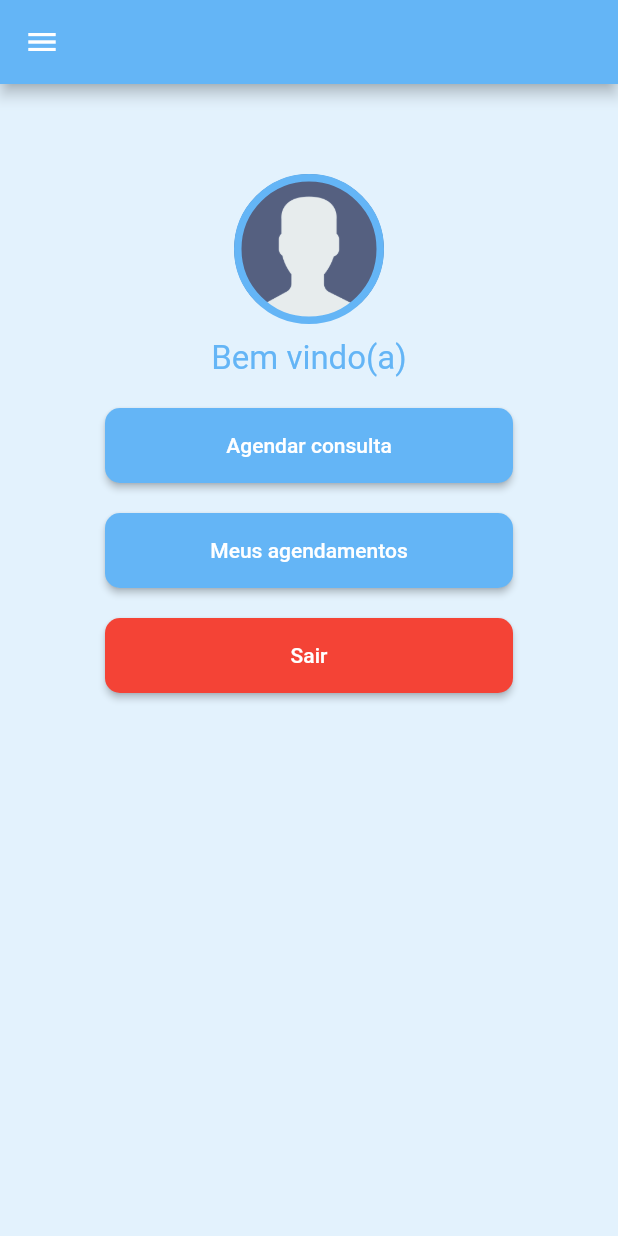
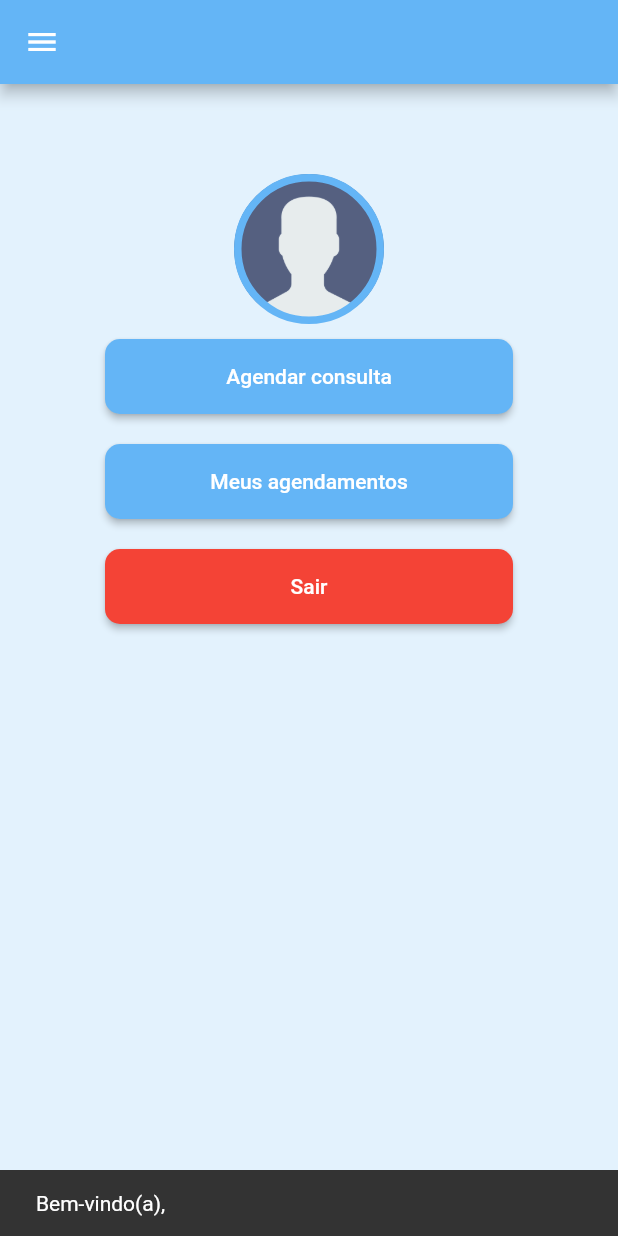
Before and after one commit to zepanzeri/app_telemedicina, a Flutter app: the TelaEspecialidades screen opened by its route, after a tap on the "menu" icon, after a tap on "Menu principal", on a phone screen of 412 x 824 dp. Run offline on Flutter 3.47's test engine with Material 2 defaults, Android fonts, the phone set to English and light mode, and no system bars; our stand-ins replace cloud_firestore, email_validator, firebase_auth, firebase_core, flutter_datetime_picker; accounts and stored records are empty; Roboto replaces fonts that are missing (Sans Serif).

Commit message:
Dosponibilização das especialidades pelo Firebase. Formatação correta da data em 24h. Cricação, listagem e exclusão implementadas completamente nos agendamentos.

```diff
--- a/lib/Model/Agendamento.dart
+++ b/lib/Model/Agendamento.dart
@@ -11,7 +11,6 @@ class Agendamento{
     this.data = mapa['data'];
   }
 
-  //Converter um OBJETO em um DOCUMENTO
   Map<String,dynamic> toJson(){
     return {
       'id': this.id,
--- a/lib/telas/TelaAgendamentos.dart
+++ b/lib/telas/TelaAgendamentos.dart
@@ -1,6 +1,7 @@
 import 'package:app_telemedicina/Model/Agendamento.dart';
 import 'package:app_telemedicina/widgets/side_drawer_widget.dart';
 import 'package:cloud_firestore/cloud_firestore.dart';
+import 'package:firebase_auth/firebase_auth.dart';
 import 'package:flutter/material.dart';
 import 'package:flutter_datetime_picker/flutter_datetime_picker.dart';
 import 'package:intl/intl.dart';
@@ -12,7 +13,8 @@ class TelaAgendamentos extends StatefulWidget {
 
 class _TelaAgendamentosState extends State<TelaAgendamentos> {
   late CollectionReference agendamentos;
-  final formatoData = new DateFormat("dd/MM/yyyy hh:mm");
+  late String idPaciente = FirebaseAuth.instance.currentUser!.uid;
+  final formatoData = new DateFormat("dd/MM/yyyy HH:mm");
 
   @override
   void initState() {
@@ -64,9 +66,7 @@ class _TelaAgendamentosState extends State<TelaAgendamentos> {
   }
 
   Widget exibirAgendamento(item, BuildContext context) {
-    //Converter um DOCUMENTO em um OBJETO
     Agendamento agendamento = Agendamento.fromJson(item.data(), item.id);
-
     return Container(
       padding: EdgeInsets.all(5),
       child: ListTile(
--- a/lib/telas/TelaCriarConta.dart
+++ b/lib/telas/TelaCriarConta.dart
@@ -1,4 +1,3 @@
-import 'package:app_telemedicina/Model/Paciente.dart';
 import 'package:app_telemedicina/widgets/app_bar_widget.dart';
 import 'package:cloud_firestore/cloud_firestore.dart';
 import 'package:email_validator/email_validator.dart';
@@ -96,7 +95,8 @@ class _TelaCriarContaState extends State<TelaCriarConta> {
                     onPressed: () {
                       if (registerFormKey.currentState!.validate()) {
                         setState(() {
-                          criarConta(this.nome.text, this.email.text, this.senha.text);
+                          criarConta(
+                              this.nome.text, this.email.text, this.senha.text);
                         });
                       }
                     },
--- a/lib/telas/TelaEspecialidades.dart
+++ b/lib/telas/TelaEspecialidades.dart
@@ -1,4 +1,5 @@
 import 'package:app_telemedicina/Model/Agendamento.dart';
+import 'package:app_telemedicina/Model/Especialidades.dart';
 import 'package:app_telemedicina/widgets/side_drawer_widget.dart';
 import 'package:cloud_firestore/cloud_firestore.dart';
 import 'package:firebase_auth/firebase_auth.dart';
@@ -6,53 +7,102 @@ import 'package:flutter/material.dart';
 import 'package:flutter_datetime_picker/flutter_datetime_picker.dart';
 import 'package:intl/intl.dart';
 
-
 class TelaEspecialidades extends StatefulWidget {
   @override
   _TelaEspecialidadesState createState() => _TelaEspecialidadesState();
 }
 
 class _TelaEspecialidadesState extends State<TelaEspecialidades> {
+  late CollectionReference especialidades;
+  @override
+  void initState() {
+    // TODO: implement initState
+    especialidades = FirebaseFirestore.instance.collection('especialidades');
+  }
+
   @override
   Widget build(BuildContext context) {
     late String idPaciente = FirebaseAuth.instance.currentUser!.uid;
-    print(idPaciente);
-    final formatoData = new DateFormat('dd/MM/yyyy hh:mm');
-    List<String> especialidades = ['Clinico geral', 'Psicólogo', 'Nutricionista', 'Educador físico'];
+    final formatoData = new DateFormat('dd/MM/yyyy HH:mm');
 
     return Scaffold(
       drawer: SideDrawerWidget(),
-      appBar: AppBar(title: Text('Agendamento de consulta', style: Theme.of(context).textTheme.headline1),
+      appBar: AppBar(
+        title: Text('Agendamento de consulta',
+            style: Theme.of(context).textTheme.headline1),
         leading: Builder(
-          builder: (context)=>IconButton(
+          builder: (context) => IconButton(
               icon: Icon(Icons.menu),
               color: Colors.white,
               onPressed: () => Scaffold.of(context).openDrawer()),
         ),
       ),
       body: Center(
-        child:Padding(
-          padding: EdgeInsets.all(60),
-          child:ListView.builder(
-            itemCount: especialidades.length,
-            itemBuilder: (context, index){
+          child: Padding(
+        padding: EdgeInsets.all(10),
+        child: StreamBuilder<QuerySnapshot>(
+          stream: especialidades.snapshots(),
+          builder: (context, snapshot) {
+            switch (snapshot.connectionState) {
+              case ConnectionState.none:
+                return Center(child: Text('Erro ao conectar ao Firestore'));
+              case ConnectionState.waiting:
+                return Center(child: CircularProgressIndicator());
+              default:
+                final dados = snapshot.requireData;
+
+                return ListView.builder(
+                    itemCount: dados.size,
+                    itemBuilder: (context, index) {
+                      return exibirEspecialidades(
+                          dados.docs[index], context, idPaciente, formatoData);
+                    });
+            }
+          },
+        ),
+      )),
+      backgroundColor: Theme.of(context).primaryColor,
+    );
+  }
+
+  void criarAgendamento(Agendamento agenda) {
+    var db = FirebaseFirestore.instance;
+    db.collection('agendamentos').add({
+      'idPaciente': agenda.idPaciente,
+      'especialidade': agenda.especialidade,
+      'data': agenda.data
+    }).then((value) {
+      db.collection('agendamentos').doc(value.id).update({'id': value.id});
+      ScaffoldMessenger.of(context).showSnackBar(SnackBar(
+          content: Text('Agendamento realizado com sucesso'),
+          duration: Duration(seconds: 3)));
+      Navigator.pop(context);
+    });
+  }
+
+  Widget exibirEspecialidades(
+      item, BuildContext context, String idPaciente, DateFormat formatoData) {
+    Especialidade especialidade = Especialidade.fromJson(item.data(), item.id);
     return Padding(
       padding: const EdgeInsets.only(bottom: 20),
       child: InkWell(
-                  onTap: ()=>{
-                    DatePicker.showDateTimePicker(context,
+        onTap: () => {
+          DatePicker.showDateTimePicker(
+            context,
             showTitleActions: true,
             minTime: DateTime.now(),
             currentTime: DateTime.now(),
             locale: LocaleType.pt,
             theme: DatePickerTheme(
                 backgroundColor: Theme.of(context).backgroundColor,
-                        itemStyle: TextStyle(color: Theme.of(context).primaryColor, fontWeight: FontWeight.bold),
-                        cancelStyle: TextStyle(color: Colors.red[300])
-                      ),
+                itemStyle: TextStyle(
+                    color: Theme.of(context).primaryColor,
+                    fontWeight: FontWeight.bold),
+                cancelStyle: TextStyle(color: Colors.red[300])),
             onConfirm: (DateTime date) {
               String dataFormatada = formatoData.format(date);
-                       Agendamento agenda = new Agendamento(idPaciente,especialidades[index], dataFormatada.toString());
+              Agendamento agenda = new Agendamento(idPaciente,
+                  especialidade.descricao, dataFormatada.toString());
               criarAgendamento(agenda);
             },
           )
@@ -60,11 +110,10 @@ class _TelaEspecialidadesState extends State<TelaEspecialidades> {
         child: Card(
           elevation: 5,
           child: Container(
-                      width:250,
-                      height:150,
+            width: 150,
+            height: 150,
             decoration: BoxDecoration(
               borderRadius: BorderRadius.circular(10.0),
-
               color: Colors.grey[100],
             ),
             child: Row(
@@ -73,16 +122,20 @@ class _TelaEspecialidadesState extends State<TelaEspecialidades> {
               children: [
                 Padding(
                   padding: const EdgeInsets.all(10.0),
-                            child: SizedBox( width:50, height: 50, child: Image.asset('assets/images/${especialidades[index]}.png')),
+                  child: SizedBox(
+                      width: 50,
+                      height: 50,
+                      child: Image.asset(
+                          'assets/images/${especialidade.descricao}.png')),
                 ),
                 Padding(
                   padding: const EdgeInsets.all(10.0),
-                            child: Expanded(child: Text('${especialidades[index]}',
+                  child: Expanded(
+                      child: Text(especialidade.descricao,
                           style: TextStyle(
                               fontSize: 20,
                               fontWeight: FontWeight.bold,
-                                fontFamily: 'Sans Serif'))
-                            ),
+                              fontFamily: 'Sans Serif'))),
                 ),
               ],
             ),
@@ -91,29 +144,4 @@ class _TelaEspecialidadesState extends State<TelaEspecialidades> {
       ),
     );
   }
-          )
-        )
-      ),
-      backgroundColor: Theme.of(context).primaryColor,
-    );
 }
-
-  void criarAgendamento(Agendamento agenda) {
-      var db = FirebaseFirestore.instance;
-      db.collection('agendamentos').add({
-        'idPaciente': agenda.idPaciente,
-        'especialidade' : agenda.especialidade,
-        'data': agenda.data
-      }).then((value) {
-        db.collection('agendamentos').doc(value.id).update(
-          {
-            'id': value.id
-          }
-        );
-        ScaffoldMessenger.of(context).showSnackBar(SnackBar(
-            content: Text('Agendamento realizado com sucesso'),
-            duration: Duration(seconds: 3)));
-        Navigator.pop(context);
-      });
-  }
-}
--- a/lib/telas/TelaFuncionalidades.dart
+++ b/lib/telas/TelaFuncionalidades.dart
@@ -1,4 +1,3 @@
-import 'package:app_telemedicina/Model/Paciente.dart';
 import 'package:app_telemedicina/widgets/avatar_widget.dart';
 import 'package:app_telemedicina/widgets/side_drawer_widget.dart';
 import 'package:cloud_firestore/cloud_firestore.dart';
@@ -9,34 +8,35 @@ class TelaFuncionalidades extends StatefulWidget {
   @override
   _TelaFuncionalidadesState createState() => _TelaFuncionalidadesState();
 }
+
 class _TelaFuncionalidadesState extends State<TelaFuncionalidades> {
-  late String userId = FirebaseAuth.instance.currentUser!.uid;
+  late String idPaciente = FirebaseAuth.instance.currentUser!.uid;
   late var paciente;
-  late String nomePaciente = '';
 
-  void getNomePaciente(String valor) async {
+  void getNomePaciente() async {
     print('chamada funcao');
     await FirebaseFirestore.instance
         .collection("pacientes")
-        .doc(userId)
+        .doc(idPaciente)
         .get()
-        .then((value){
-      valor =  value.get('nome');
-      print('valor atribuido');
+        .then((value) {
+      final String nomePaciente = value.get('nome');
+      ScaffoldMessenger.of(context).showSnackBar(SnackBar(
+        content: Text('Bem-vindo(a), $nomePaciente'),
+        duration: Duration(seconds: 10),
+      ));
     });
   }
+
   @override
   void initState() {
     // TODO: implement initState
     super.initState();
-    print("Chamada init");
-    getNomePaciente(nomePaciente);
+    getNomePaciente();
   }
 
   @override
   Widget build(BuildContext context) {
-    print('Chamada do build $nomePaciente');
-    // var idPaciente = ModalRoute.of(context)?.settings.arguments;
     return Scaffold(
       drawer: SideDrawerWidget(),
       appBar: AppBar(
@@ -60,15 +60,6 @@ class _TelaFuncionalidadesState extends State<TelaFuncionalidades> {
                   Column(
                     children: [
                       AvatarWidget('assets/images/user.png'),
-                      Padding(
-                        padding: const EdgeInsets.all(10.0),
-                        child: Text(
-                          'Bem vindo(a)',
-                          style: TextStyle(
-                              fontSize: 22,
-                              color: Theme.of(context).primaryColor),
-                        ),
-                      )
                     ],
                   ),
                 ],
--- a/lib/telas/TelaLogin.dart
+++ b/lib/telas/TelaLogin.dart
@@ -70,8 +70,10 @@ class _TelaLoginState extends State<TelaLogin> {
     FirebaseAuth.instance
         .signInWithEmailAndPassword(email: email, password: senha)
         .then((value) => {
-              Navigator.pushReplacementNamed(context, '/tela_funcionalidades',)
-                  .catchError((erro) {
+              Navigator.pushReplacementNamed(
+                context,
+                '/tela_funcionalidades',
+              ).catchError((erro) {
                 var mensagem = '';
                 var codigoErro = erro.code;
                 switch (codigoErro) {
--- a/lib/telas/TelaSobre.dart
+++ b/lib/telas/TelaSobre.dart
@@ -28,7 +28,8 @@ class TelaSobre extends StatelessWidget {
                         'Olá, me chamo José Henrique Panzeri Juns.\n\n' +
                             'Atualmente estou cursando Análise e Desenvolvimento de Sistemas na Fatec Ribeirão Preto.',
                         style: TextStyle(
-                            fontSize: 16, color: Theme.of(context).primaryColor)),
+                            fontSize: 16,
+                            color: Theme.of(context).primaryColor)),
                   ),
                 ),
               ),
@@ -48,7 +49,8 @@ class TelaSobre extends StatelessWidget {
                             'Com o uso da telemedicina ambos paciente e médico podem se comunicar sem a necessidade de estar presencialmente em um consultório.\n\n' +
                             'Com base na comunicação, o médico pode determinar se é necessário a realizar um diagnóstico mais detalhado ou procedimento de forma presencial, porém dependendo dos sintomas do paciente, ou da especialidade médica, como psicólogos, nutricionistas, entre outros, a consulta pode ser feita de forma totalmente remota e com geração de atestados, receitas médicas, e inclusive, no cenário atual, evitar a exposição dos médicos e pacientes ao vírus COVID-19.',
                         style: TextStyle(
-                            fontSize: 16, color: Theme.of(context).primaryColor)),
+                            fontSize: 16,
+                            color: Theme.of(context).primaryColor)),
                   ),
                 ),
               ),
--- a/lib/widgets/avatar_widget.dart
+++ b/lib/widgets/avatar_widget.dart
@@ -38,8 +38,7 @@ class _AvatarWidgetState extends State<AvatarWidget> {
             height: _height,
             curve: Curves.easeIn,
             decoration: BoxDecoration(
-                image: DecorationImage(
-                    image: AssetImage(widget.imageUrl)),
+                image: DecorationImage(image: AssetImage(widget.imageUrl)),
                 borderRadius: BorderRadius.circular(120),
                 border: Border.all(
                   color: Theme.of(context).primaryColor,
--- a/lib/widgets/dialog_box_widget.dart
+++ b/lib/widgets/dialog_box_widget.dart
@@ -1,5 +1,4 @@
 import 'package:flutter/material.dart';
-
 
 class DialogBoxWidget extends StatelessWidget {
   final String titulo;
```
Also changed, not shown: lib/Model/Especialidades.dart (added, +18 -0 lines), lib/main.dart (+2 -6 lines), lib/telas/TelaPrincipal.dart (+7 -16 lines), lib/widgets/side_drawer_widget.dart (+5 -4 lines), lib/widgets/app_bar_widget.dart (indentation only). Lines whose indentation alone changed are shown as unchanged.
